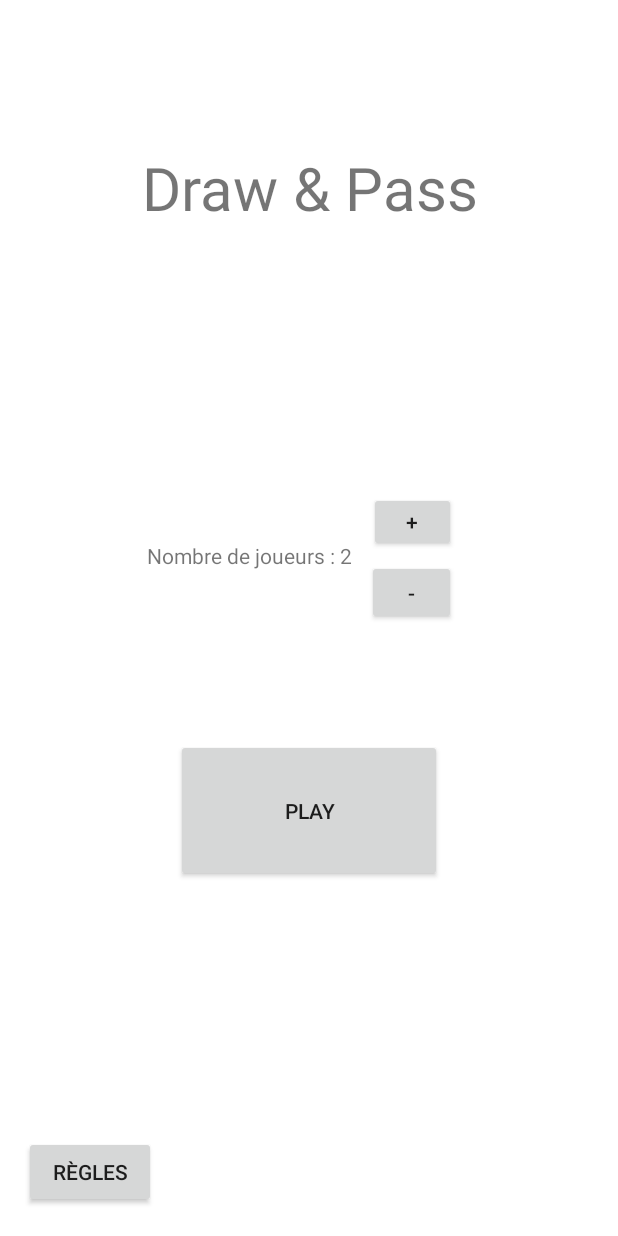
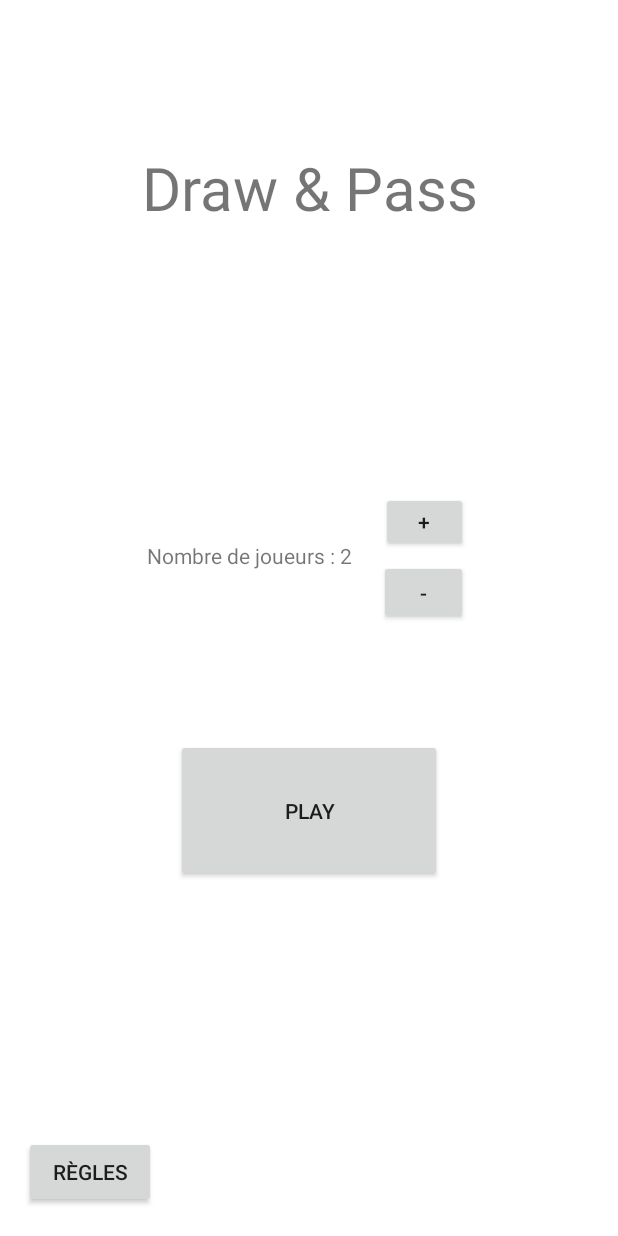
Before and after one commit to Akazolantin/Android_project_HEI4, an Android app: the screen it shows after launch (MainActivity), on a phone screen of 412 x 824 dp. Run offline under Robolectric (Android 15) with nearby library versions, the phone set to English and light mode, and no system bars.

Commit message:
changement espacements boutons increment/decremente start game

```diff
--- a/app/src/main/java/com/example/draw_and_pass/Transition.java
+++ b/app/src/main/java/com/example/draw_and_pass/Transition.java
@@ -179,6 +179,7 @@ public class Transition extends Activity {
         mNextButton.setOnClickListener(new View.OnClickListener(){
             @Override
             public void onClick(View v) {
+
                 User user;
                 if(users==null){
                 user = new User(0, mPseudo.getText().toString(), null);}
@@ -210,6 +211,7 @@ public class Transition extends Activity {
         });
 
 
+
     }
 
 }
--- a/app/src/main/java/com/example/draw_and_pass/User.java
+++ b/app/src/main/java/com/example/draw_and_pass/User.java
@@ -25,6 +25,8 @@ public class User {
         return name;
     }
 
+    public void setIcon() {this.icon = icon; }
+
     public Image getIcon() {
         return icon;
     }
--- a/app/src/main/res/layout/activity_start_game.xml
+++ b/app/src/main/res/layout/activity_start_game.xml
@@ -59,7 +59,7 @@
         android:id="@+id/activity_increment_button"
         android:layout_width="58dp"
         android:layout_height="40dp"
-        android:layout_marginEnd="108dp"
+        android:layout_marginEnd="100dp"
         android:text="+"
         app:layout_constraintBottom_toBottomOf="parent"
         app:layout_constraintEnd_toEndOf="parent"
@@ -70,7 +70,7 @@
         android:id="@+id/activity_decrement_button"
         android:layout_width="59dp"
         android:layout_height="43dp"
-        android:layout_marginEnd="108dp"
+        android:layout_marginEnd="100dp"
         android:text="-"
         app:layout_constraintBottom_toBottomOf="parent"
         app:layout_constraintEnd_toEndOf="parent"
```
